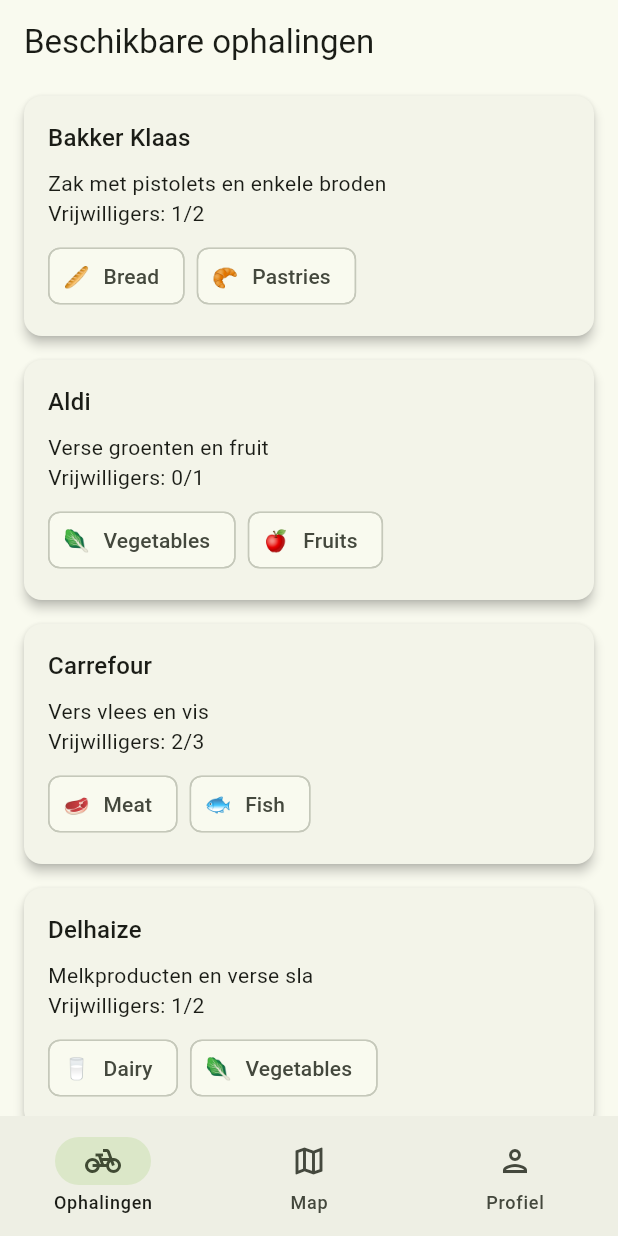
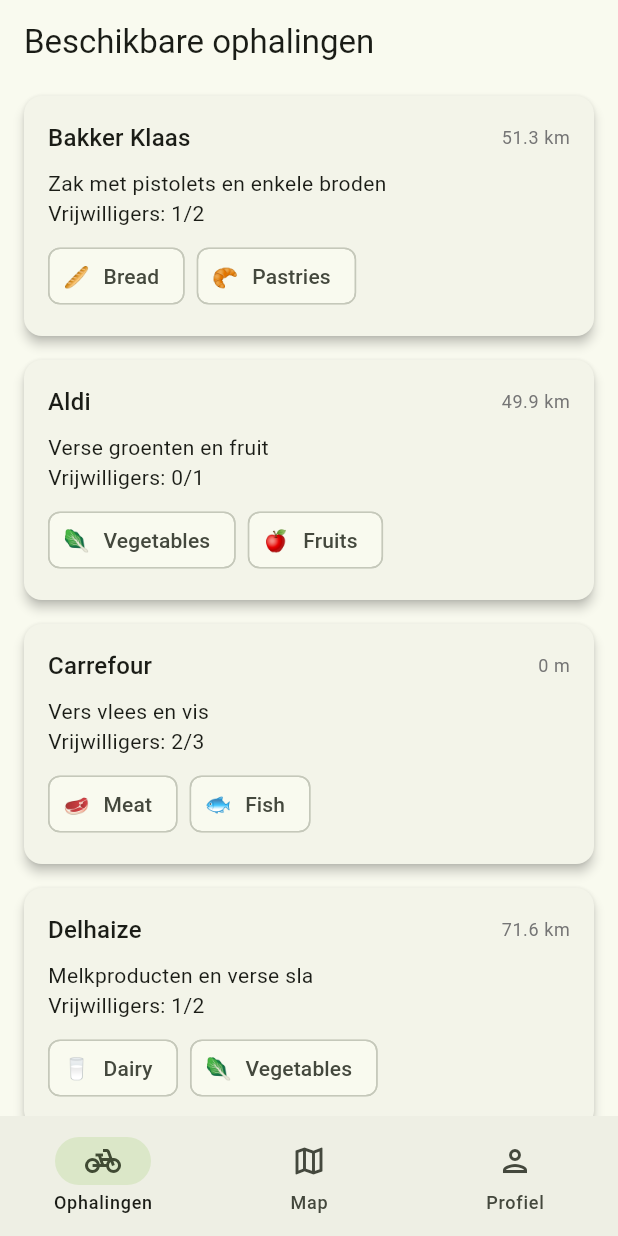
Before and after one commit to weAreHackaton/hackaton2025_6, a Flutter app: the screen it shows after launch, on a phone screen of 412 x 824 dp. Run offline on Flutter 3.47's test engine with Material 3 defaults, Android fonts, the phone set to English and light mode, and no system bars; our stand-ins replace equatable, flutter_map, latlong2.

Commit message:
update to info card

```diff
--- a/lib/ophalingen/views/info_card.dart
+++ b/lib/ophalingen/views/info_card.dart
@@ -1,18 +1,33 @@
 import 'package:flutter/material.dart';
 import 'package:hackaton2025_6/ophalingen/ophalingen.dart';
 import 'package:hackaton2025_6/ophalingen/widgets/food_type_chip.dart';
+import 'package:hackaton2025_6/profiel/models/user.dart';
+import 'package:latlong2/latlong.dart';
 
 class info_card extends StatelessWidget {
     final String address;
     final String description;
     final List<FoodType> tags;
+    final LatLng userLocation;
 
     const info_card({
         super.key,
         required this.address,
         required this.description,
+        required this.userLocation,
         this.tags = const [],
     });
+
+    String getDistanceFormatted(LatLng location1, LatLng location2) {
+        final Distance distance = Distance();
+        final double distanceInMeters = distance.as(LengthUnit.Meter, location1, location2);
+        if (distanceInMeters < 1000) {
+            return '${distanceInMeters.toStringAsFixed(0)} m';
+        } else {
+            final double distanceInKm = distanceInMeters / 1000;
+            return '${distanceInKm.toStringAsFixed(1)} km';
+        }
+    }
 
     @override
     Widget build(BuildContext context) {
@@ -25,7 +40,23 @@ class info_card extends StatelessWidget {
                 child: Column(
                     crossAxisAlignment: CrossAxisAlignment.start,
                     children: [
-            Text(address, style: Theme.of(context).textTheme.titleMedium),
+                        Row(
+                            mainAxisAlignment: MainAxisAlignment.spaceBetween,
+                            children: [
+                                Expanded(
+                                    child: Text(
+                                        address,
+                                        style: Theme.of(context).textTheme.titleMedium,
+                                    ),
+                                ),
+                                Text(
+                                    getDistanceFormatted(tempUser.location, userLocation),
+                                    style: Theme.of(context).textTheme.bodySmall?.copyWith(
+                                        color: Colors.grey[600],
+                                    ),
+                                ),
+                            ],
+                        ),
                         const SizedBox(height: 8),
                         Text(description),
                         const SizedBox(height: 8),
--- a/lib/ophalingen/views/ophalingen_page.dart
+++ b/lib/ophalingen/views/ophalingen_page.dart
@@ -30,6 +30,7 @@ class OphalingenPage extends StatelessWidget {
               address: ophaling.user.name,
               description: '${ophaling.description}\nVrijwilligers: ${ophaling.currentVolunteers}/${ophaling.maxVolunteers}',
               tags: ophaling.foodtypes,
+              userLocation: ophaling.location,
             ),
           );
         },
```
Also changed, not shown: pubspec.lock. Lines whose indentation alone changed are shown as unchanged.
